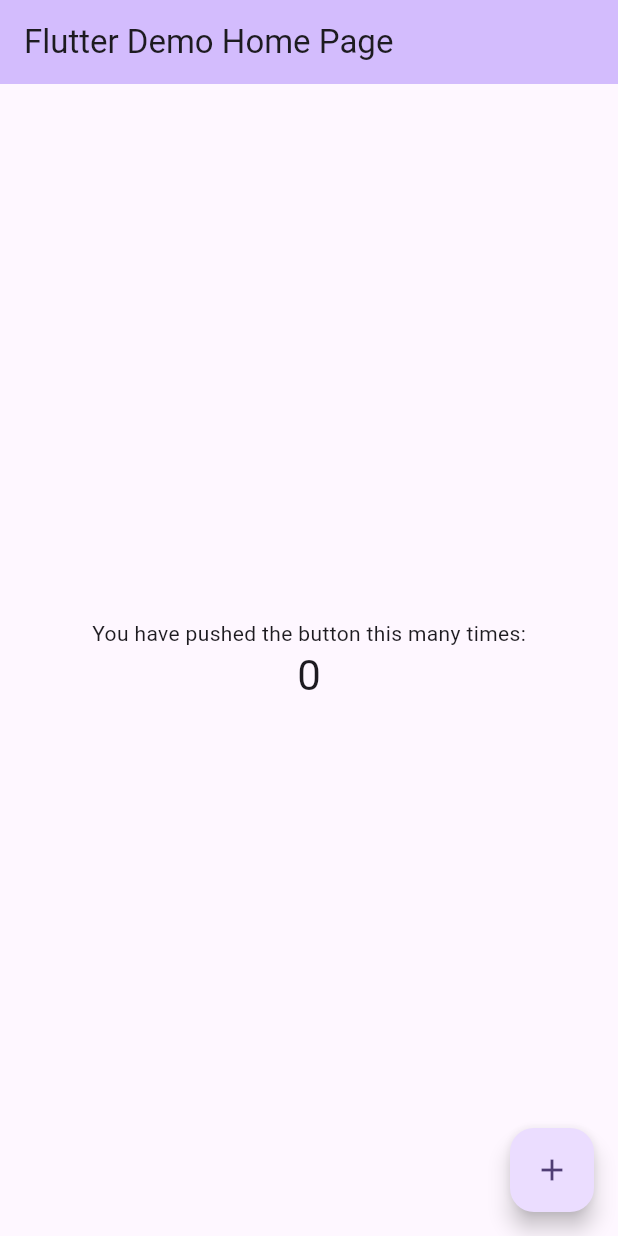
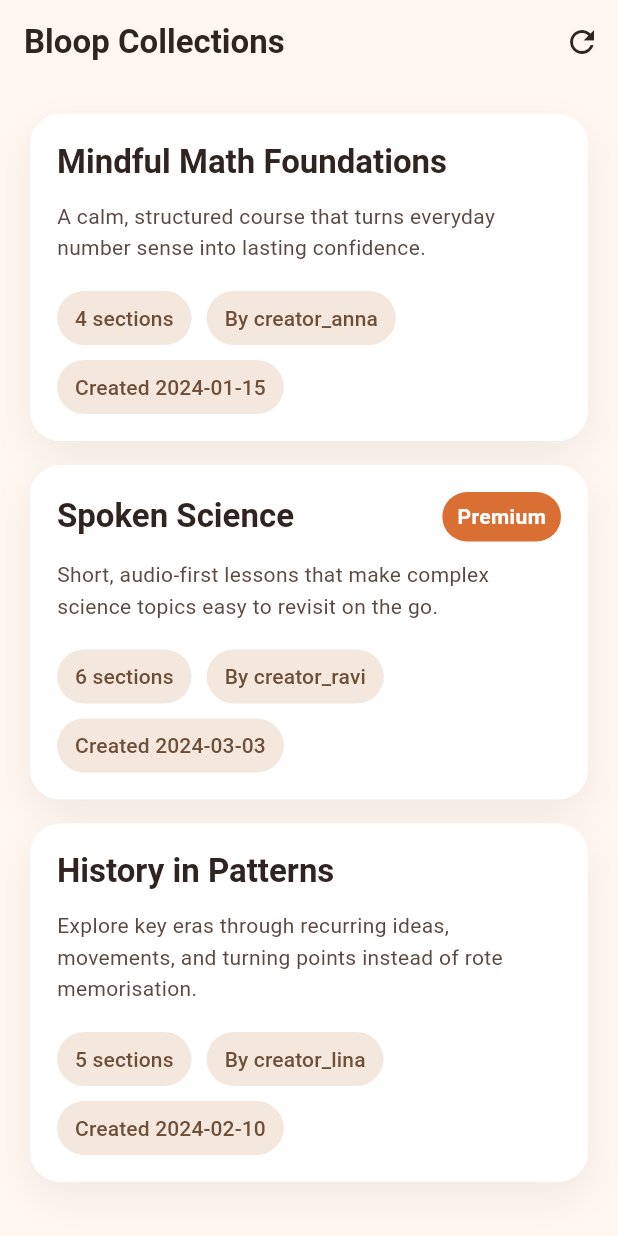
Before and after one commit to mohammedanshad1/bloop_assessment, a Flutter app: the screen it shows after launch, on a phone screen of 412 x 824 dp. Run offline on Flutter 3.47's test engine with Material 3 defaults, Android fonts, the phone set to English and light mode, and no system bars; our stand-ins replace flutter_riverpod, freezed_annotation, hive; accounts and stored records are empty.

Commit message:
dependencies,services added

```diff
--- a/lib/main.dart
+++ b/lib/main.dart
@@ -1,122 +1,48 @@
 import 'package:flutter/material.dart';
+import 'package:flutter_riverpod/flutter_riverpod.dart';
+
+import 'ui/collection_list_screen.dart';
 
 void main() {
-  runApp(const MyApp());
+  runApp(const ProviderScope(child: MyApp()));
 }
 
 class MyApp extends StatelessWidget {
   const MyApp({super.key});
 
-  // This widget is the root of your application.
   @override
   Widget build(BuildContext context) {
+    const seedColor = Color(0xFFB85C38);
+
     return MaterialApp(
-      title: 'Flutter Demo',
+      title: 'Bloop Assessment',
+      debugShowCheckedModeBanner: false,
       theme: ThemeData(
-        // This is the theme of your application.
-        //
-        // TRY THIS: Try running your application with "flutter run". You'll see
-        // the application has a purple toolbar. Then, without quitting the app,
-        // try changing the seedColor in the colorScheme below to Colors.green
-        // and then invoke "hot reload" (save your changes or press the "hot
-        // reload" button in a Flutter-supported IDE, or press "r" if you used
-        // the command line to start the app).
-        //
-        // Notice that the counter didn't reset back to zero; the application
-        // state is not lost during the reload. To reset the state, use hot
-        // restart instead.
-        //
-        // This works for code too, not just values: Most code changes can be
-        // tested with just a hot reload.
-        colorScheme: ColorScheme.fromSeed(seedColor: Colors.deepPurple),
+        colorScheme: ColorScheme.fromSeed(
+          seedColor: seedColor,
+          surface: const Color(0xFFFFFBF7),
+        ),
+        scaffoldBackgroundColor: const Color(0xFFFFF7F0),
+        appBarTheme: const AppBarTheme(
+          centerTitle: false,
+          backgroundColor: Colors.transparent,
+          foregroundColor: Color(0xFF2F241F),
+          elevation: 0,
+        ),
+        textTheme: const TextTheme(
+          titleLarge: TextStyle(
+            fontSize: 22,
+            fontWeight: FontWeight.w700,
+            color: Color(0xFF2F241F),
+          ),
+          bodyMedium: TextStyle(
+            height: 1.5,
+            color: Color(0xFF5B4A42),
+          ),
+        ),
+        useMaterial3: true,
       ),
-      home: const MyHomePage(title: 'Flutter Demo Home Page'),
+      home: const CollectionListScreen(),
     );
   }
 }
-
-class MyHomePage extends StatefulWidget {
-  const MyHomePage({super.key, required this.title});
-
-  // This widget is the home page of your application. It is stateful, meaning
-  // that it has a State object (defined below) that contains fields that affect
-  // how it looks.
-
-  // This class is the configuration for the state. It holds the values (in this
-  // case the title) provided by the parent (in this case the App widget) and
-  // used by the build method of the State. Fields in a Widget subclass are
-  // always marked "final".
-
-  final String title;
-
-  @override
-  State<MyHomePage> createState() => _MyHomePageState();
-}
-
-class _MyHomePageState extends State<MyHomePage> {
-  int _counter = 0;
-
-  void _incrementCounter() {
-    setState(() {
-      // This call to setState tells the Flutter framework that something has
-      // changed in this State, which causes it to rerun the build method below
-      // so that the display can reflect the updated values. If we changed
-      // _counter without calling setState(), then the build method would not be
-      // called again, and so nothing would appear to happen.
-      _counter++;
-    });
-  }
-
-  @override
-  Widget build(BuildContext context) {
-    // This method is rerun every time setState is called, for instance as done
-    // by the _incrementCounter method above.
-    //
-    // The Flutter framework has been optimized to make rerunning build methods
-    // fast, so that you can just rebuild anything that needs updating rather
-    // than having to individually change instances of widgets.
-    return Scaffold(
-      appBar: AppBar(
-        // TRY THIS: Try changing the color here to a specific color (to
-        // Colors.amber, perhaps?) and trigger a hot reload to see the AppBar
-        // change color while the other colors stay the same.
-        backgroundColor: Theme.of(context).colorScheme.inversePrimary,
-        // Here we take the value from the MyHomePage object that was created by
-        // the App.build method, and use it to set our appbar title.
-        title: Text(widget.title),
-      ),
-      body: Center(
-        // Center is a layout widget. It takes a single child and positions it
-        // in the middle of the parent.
-        child: Column(
-          // Column is also a layout widget. It takes a list of children and
-          // arranges them vertically. By default, it sizes itself to fit its
-          // children horizontally, and tries to be as tall as its parent.
-          //
-          // Column has various properties to control how it sizes itself and
-          // how it positions its children. Here we use mainAxisAlignment to
-          // center the children vertically; the main axis here is the vertical
-          // axis because Columns are vertical (the cross axis would be
-          // horizontal).
-          //
-          // TRY THIS: Invoke "debug painting" (choose the "Toggle Debug Paint"
-          // action in the IDE, or press "p" in the console), to see the
-          // wireframe for each widget.
-          mainAxisAlignment: MainAxisAlignment.center,
-          children: <Widget>[
-            const Text('You have pushed the button this many times:'),
-            Text(
-              '$_counter',
-              style: Theme.of(context).textTheme.headlineMedium,
-            ),
-          ],
-        ),
-      ),
-      floatingActionButton: FloatingActionButton(
-        onPressed: _incrementCounter,
-        tooltip: 'Increment',
-        child: const Icon(Icons.add),
-      ), // This trailing comma makes auto-formatting nicer for build methods.
-    );
-  }
-}
--- /dev/null
+++ b/lib/services/collection_cache_service.dart
@@ -0,0 +1,63 @@
+import 'package:hive/hive.dart';
+import 'package:path_provider/path_provider.dart';
+
+import '../models/collection_model.dart';
+
+class CollectionCacheService {
+  CollectionCacheService({this.boxName = 'collection_cache'});
+
+  final String boxName;
+  Box<dynamic>? _box;
+
+  Future<void> init() async {
+    if (_box?.isOpen ?? false) {
+      return;
+    }
+
+    final directory = await getApplicationSupportDirectory();
+    Hive.init(directory.path);
+    _box = await Hive.openBox<dynamic>(boxName);
+  }
+
+  Future<List<CollectionModel>?> getCollections(String key) async {
+    final box = _box;
+    if (box == null) {
+      throw StateError('CollectionCacheService.init() must be called first.');
+    }
+
+    final rawValue = box.get(key);
+    if (rawValue == null) {
+      return null;
+    }
+
+    final values = (rawValue as List<dynamic>)
+        .cast<Map>()
+        .map((item) => Map<String, dynamic>.from(item))
+        .map(CollectionModel.fromJson)
+        .toList();
+
+    return values;
+  }
+
+  Future<void> saveCollections(
+    String key,
+    List<CollectionModel> collections,
+  ) async {
+    final box = _box;
+    if (box == null) {
+      throw StateError('CollectionCacheService.init() must be called first.');
+    }
+
+    final payload = collections.map((collection) => collection.toJson()).toList();
+    await box.put(key, payload);
+  }
+
+  Future<void> clearAll() async {
+    final box = _box;
+    if (box == null) {
+      throw StateError('CollectionCacheService.init() must be called first.');
+    }
+
+    await box.clear();
+  }
+}
--- /dev/null
+++ b/lib/services/collection_remote_service.dart
@@ -0,0 +1,53 @@
+import '../models/collection_model.dart';
+
+abstract class CollectionRemoteService {
+  Future<List<CollectionModel>> fetchCollections();
+}
+
+class MockCollectionRemoteService implements CollectionRemoteService {
+  @override
+  Future<List<CollectionModel>> fetchCollections() async {
+    await Future<void>.delayed(const Duration(milliseconds: 700));
+
+    const data = [
+      {
+        'id': 'mindful-math',
+        'title': 'Mindful Math Foundations',
+        'description':
+            'A calm, structured course that turns everyday number sense into lasting confidence.',
+        'coverImageUrl':
+            'https://images.unsplash.com/photo-1509062522246-3755977927d7',
+        'creatorId': 'creator_anna',
+        'isPremium': false,
+        'sectionCount': 4,
+        'createdAt': '2024-01-15T10:30:00Z',
+      },
+      {
+        'id': 'spoken-science',
+        'title': 'Spoken Science',
+        'description':
+            'Short, audio-first lessons that make complex science topics easy to revisit on the go.',
+        'coverImageUrl':
+            'https://images.unsplash.com/photo-1532094349884-543bc11b234d',
+        'creatorId': 'creator_ravi',
+        'isPremium': true,
+        'sectionCount': 6,
+        'createdAt': '2024-03-03T08:00:00Z',
+      },
+      {
+        'id': 'history-in-patterns',
+        'title': 'History in Patterns',
+        'description':
+            'Explore key eras through recurring ideas, movements, and turning points instead of rote memorisation.',
+        'coverImageUrl':
+            'https://images.unsplash.com/photo-1516979187457-637abb4f9353',
+        'creatorId': 'creator_lina',
+        'isPremium': false,
+        'sectionCount': 5,
+        'createdAt': '2024-02-10T14:45:00Z',
+      },
+    ];
+
+    return data.map(CollectionModel.fromJson).toList();
+  }
+}
--- /dev/null
+++ b/lib/ui/collection_list_screen.dart
@@ -0,0 +1,178 @@
+import 'package:flutter/material.dart';
+import 'package:flutter_riverpod/flutter_riverpod.dart';
+
+import '../providers/collection_list_provider.dart';
+
+class CollectionListScreen extends ConsumerWidget {
+  const CollectionListScreen({super.key});
+
+  @override
+  Widget build(BuildContext context, WidgetRef ref) {
+    final collectionListAsync = ref.watch(collectionListProvider);
+    final notifier = ref.read(collectionListProvider.notifier);
+
+    return Scaffold(
+      appBar: AppBar(
+        title: const Text('Bloop Collections'),
+        actions: [
+          IconButton(
+            onPressed: notifier.refresh,
+            tooltip: 'Refresh collections',
+            icon: const Icon(Icons.refresh),
+          ),
+        ],
+      ),
+      body: collectionListAsync.when(
+        loading: () => const Center(child: CircularProgressIndicator()),
+        error: (error, _) => _ErrorState(
+          error: error,
+          onRetry: notifier.refresh,
+        ),
+        data: (collections) {
+          return RefreshIndicator(
+            onRefresh: notifier.refresh,
+            child: ListView.separated(
+              physics: const AlwaysScrollableScrollPhysics(),
+              padding: const EdgeInsets.all(20),
+              itemCount: collections.length,
+              separatorBuilder: (_, __) => const SizedBox(height: 16),
+              itemBuilder: (context, index) {
+                final collection = collections[index];
+                return DecoratedBox(
+                  decoration: BoxDecoration(
+                    color: Colors.white,
+                    borderRadius: BorderRadius.circular(20),
+                    boxShadow: [
+                      BoxShadow(
+                        color: Colors.black.withValues(alpha: 0.06),
+                        blurRadius: 22,
+                        offset: const Offset(0, 10),
+                      ),
+                    ],
+                  ),
+                  child: Padding(
+                    padding: const EdgeInsets.all(18),
+                    child: Column(
+                      crossAxisAlignment: CrossAxisAlignment.start,
+                      children: [
+                        Row(
+                          children: [
+                            Expanded(
+                              child: Text(
+                                collection.title,
+                                style: Theme.of(context).textTheme.titleLarge,
+                              ),
+                            ),
+                            if (collection.isPremium)
+                              Container(
+                                padding: const EdgeInsets.symmetric(
+                                  horizontal: 10,
+                                  vertical: 6,
+                                ),
+                                decoration: BoxDecoration(
+                                  color: const Color(0xFFD96F32),
+                                  borderRadius: BorderRadius.circular(999),
+                                ),
+                                child: const Text(
+                                  'Premium',
+                                  style: TextStyle(
+                                    color: Colors.white,
+                                    fontWeight: FontWeight.w700,
+                                  ),
+                                ),
+                              ),
+                          ],
+                        ),
+                        const SizedBox(height: 12),
+                        Text(
+                          collection.description,
+                          style: Theme.of(context).textTheme.bodyMedium,
+                        ),
+                        const SizedBox(height: 18),
+                        Wrap(
+                          spacing: 10,
+                          runSpacing: 10,
+                          children: [
+                            _InfoChip(
+                              label: '${collection.sectionCount} sections',
+                            ),
+                            _InfoChip(label: 'By ${collection.creatorId}'),
+                            _InfoChip(
+                              label:
+                                  'Created ${collection.createdAt.toIso8601String().split('T').first}',
+                            ),
+                          ],
+                        ),
+                      ],
+                    ),
+                  ),
+                );
+              },
+            ),
+          );
+        },
+      ),
+    );
+  }
+}
+
+class _InfoChip extends StatelessWidget {
+  const _InfoChip({required this.label});
+
+  final String label;
+
+  @override
+  Widget build(BuildContext context) {
+    return Container(
+      padding: const EdgeInsets.symmetric(horizontal: 12, vertical: 8),
+      decoration: BoxDecoration(
+        color: const Color(0xFFF4E8DE),
+        borderRadius: BorderRadius.circular(999),
+      ),
+      child: Text(
+        label,
+        style: Theme.of(context).textTheme.labelLarge?.copyWith(
+              color: const Color(0xFF6F4E37),
+            ),
+      ),
+    );
+  }
+}
+
+class _ErrorState extends StatelessWidget {
+  const _ErrorState({
+    required this.error,
+    required this.onRetry,
+  });
+
+  final Object error;
+  final Future<void> Function() onRetry;
+
+  @override
+  Widget build(BuildContext context) {
+    return Center(
+      child: Padding(
+        padding: const EdgeInsets.all(24),
+        child: Column(
+          mainAxisSize: MainAxisSize.min,
+          children: [
+            const Text(
+              'Collections could not be loaded.',
+              textAlign: TextAlign.center,
+            ),
+            const SizedBox(height: 8),
+            Text(
+              '$error',
+              textAlign: TextAlign.center,
+            ),
+            const SizedBox(height: 16),
+            FilledButton(
+              onPressed: onRetry,
+              child: const Text('Try again'),
+            ),
+          ],
+        ),
+      ),
+    );
+  }
+}
```
Also changed, not shown: lib/models/collection_model.dart (added, +21 -0 lines), lib/models/collection_section.dart (added, +18 -0 lines), lib/providers/collection_list_provider.dart (added, +65 -0 lines), pubspec.yaml (+9 -0 lines), lib/models/collection_model.freezed.dart (added), lib/models/collection_model.g.dart (added), lib/models/collection_section.freezed.dart (added), lib/models/collection_section.g.dart (added), pubspec.lock, 12 other files.
